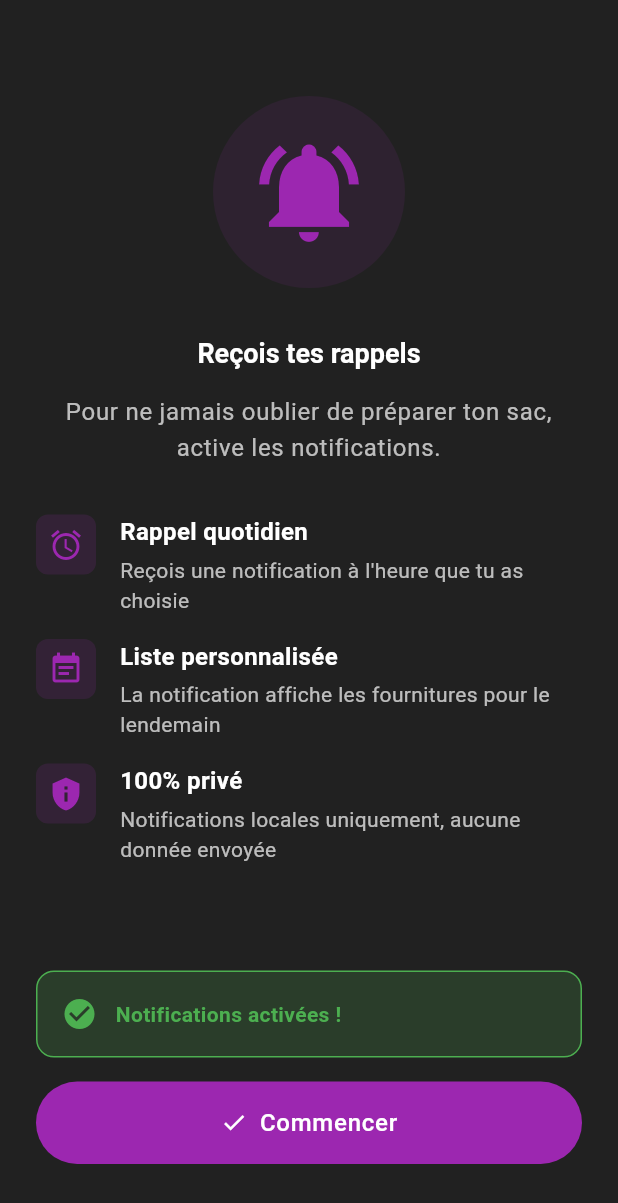
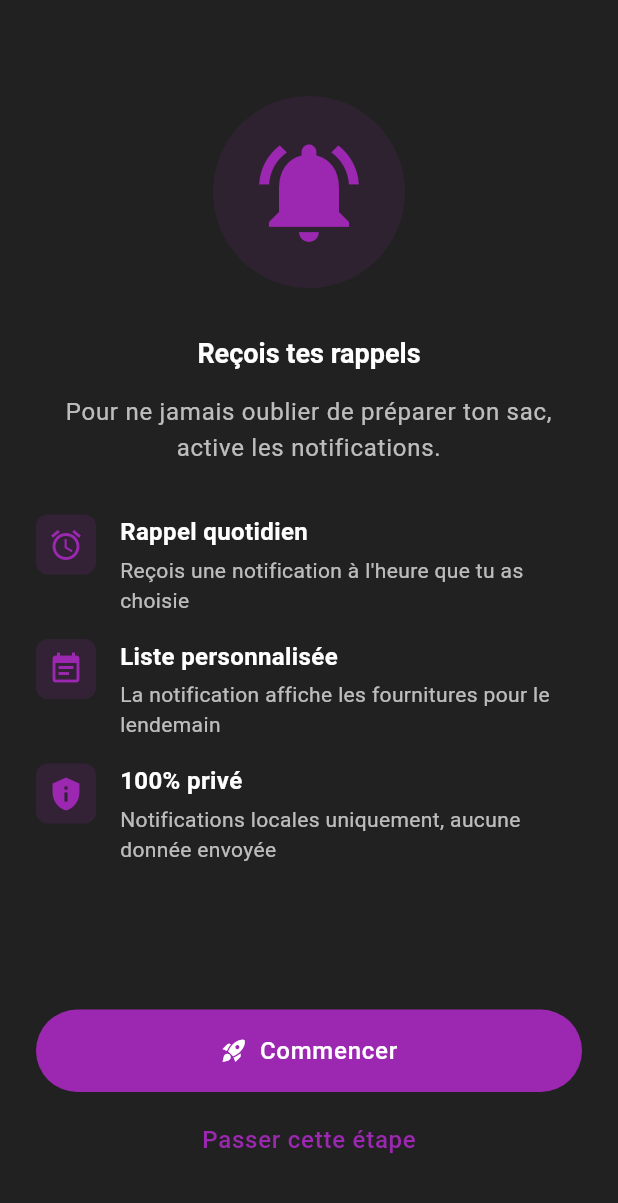
Before and after one commit to kevindjf/dansmonsac, a Flutter app: the OnboardingNotificationPermissionPage screen opened directly, on a phone screen of 412 x 824 dp. Shown: the top 1203 px of the screen. Run offline on Flutter 3.47's test engine with Material 3 defaults, Android fonts, the phone set to English and light mode, and no system bars; our stand-ins replace dartz, flutter_colorpicker, flutter_local_notifications, flutter_riverpod, google_fonts and 4 more; missing offline and left inert: dart:ffi; accounts and stored records are empty; generated files the repository leaves out were written again.

Commit message:
Request notification permission when user clicks 'Commencer'
Simplified notification permission flow in onboarding:
- Single 'Commencer' button that requests notification permission on click
- Permission request happens automatically when starting the app
- Shows informative dialog if permissions not granted
- 'Passer cette étape' button available to skip permission request
- Removed conditional UI states (green/orange status indicators)
- More streamlined and user-friendly onboarding experience

```diff
--- a/features/onboarding/lib/src/presentation/notifications/notification_permission_page.dart
+++ b/features/onboarding/lib/src/presentation/notifications/notification_permission_page.dart
@@ -16,58 +16,27 @@ class OnboardingNotificationPermissionPage extends ConsumerStatefulWidget {
 
 class _OnboardingNotificationPermissionPageState
     extends ConsumerState<OnboardingNotificationPermissionPage> {
-  bool _isRequesting = false;
-  bool? _permissionGranted;
+  bool _isStarting = false;
 
-  @override
-  void initState() {
-    super.initState();
-    _checkCurrentPermission();
-  }
-
-  Future<void> _checkCurrentPermission() async {
-    final canSchedule = await NotificationService.canScheduleExactAlarms();
-    if (mounted) {
+  Future<void> _startApp() async {
     setState(() {
-        _permissionGranted = canSchedule;
-      });
-    }
-  }
-
-  Future<void> _requestPermission() async {
-    setState(() {
-      _isRequesting = true;
+      _isStarting = true;
     });
 
     try {
       // Request permission to schedule exact alarms
       final canSchedule = await NotificationService.canScheduleExactAlarms();
 
-      if (!canSchedule) {
+      if (!canSchedule && mounted) {
         // Show dialog explaining that permissions are required
-        if (mounted) {
-          _showPermissionDialog();
-        }
-      }
-
-      setState(() {
-        _permissionGranted = canSchedule;
-      });
-    } finally {
-      setState(() {
-        _isRequesting = false;
-      });
-    }
-  }
-
-  void _showPermissionDialog() {
-    showDialog(
+        await showDialog(
           context: context,
           builder: (context) => AlertDialog(
-        title: const Text('Autorisation requise'),
+            title: const Text('Autorisation recommandée'),
             content: const Text(
-          'Pour recevoir tes rappels quotidiens, active les notifications dans les paramètres de ton appareil.\n\n'
-          'Paramètres > Applications > DansMonSac > Notifications',
+              'Pour recevoir tes rappels quotidiens, tu peux activer les notifications dans les paramètres de ton appareil.\n\n'
+              'Paramètres > Applications > DansMonSac > Notifications\n\n'
+              'Tu pourras aussi le faire plus tard depuis les paramètres de l\'app.',
             ),
             actions: [
               TextButton(
@@ -79,11 +48,27 @@ class _OnboardingNotificationPermissionPageState
         );
       }
 
-  Future<void> _continueToApp() async {
       // Mark onboarding as completed
       await PreferencesService.setOnboardingCompleted(true);
 
       // Navigate to home using the app's routing system
+      if (mounted) {
+        ref.read(routerDelegateProvider).goToHome();
+      }
+    } finally {
+      if (mounted) {
+        setState(() {
+          _isStarting = false;
+        });
+      }
+    }
+  }
+
+  Future<void> _skipToApp() async {
+    // Mark onboarding as completed without requesting permissions
+    await PreferencesService.setOnboardingCompleted(true);
+
+    // Navigate to home
     if (mounted) {
       ref.read(routerDelegateProvider).goToHome();
     }
@@ -172,64 +157,10 @@ class _OnboardingNotificationPermissionPageState
 
               const Spacer(),
 
-              // Permission status
-              if (_permissionGranted == true)
-                Container(
-                  padding: const EdgeInsets.all(16),
-                  decoration: BoxDecoration(
-                    color: Colors.green.withOpacity(0.2),
-                    borderRadius: BorderRadius.circular(12),
-                    border: Border.all(color: Colors.green, width: 1),
-                  ),
-                  child: Row(
-                    children: [
-                      Icon(Icons.check_circle, color: Colors.green),
-                      const SizedBox(width: 12),
-                      Expanded(
-                        child: Text(
-                          'Notifications activées !',
-                          style: TextStyle(
-                            color: Colors.green,
-                            fontWeight: FontWeight.bold,
-                          ),
-                        ),
-                      ),
-                    ],
-                  ),
-                ),
-
-              if (_permissionGranted == false)
-                Container(
-                  padding: const EdgeInsets.all(16),
-                  decoration: BoxDecoration(
-                    color: Colors.orange.withOpacity(0.2),
-                    borderRadius: BorderRadius.circular(12),
-                    border: Border.all(color: Colors.orange, width: 1),
-                  ),
-                  child: Row(
-                    children: [
-                      Icon(Icons.warning, color: Colors.orange),
-                      const SizedBox(width: 12),
-                      Expanded(
-                        child: Text(
-                          'Active les notifications pour profiter pleinement de l\'app',
-                          style: TextStyle(
-                            color: Colors.orange,
-                            fontSize: 13,
-                          ),
-                        ),
-                      ),
-                    ],
-                  ),
-                ),
-
-              const SizedBox(height: 16),
-
-              // Action buttons
-              if (_permissionGranted != true)
+              // Main button - Start app with notification request
               FilledButton.icon(
-                  onPressed: _isRequesting ? null : _requestPermission,
-                  icon: _isRequesting
+                onPressed: _isStarting ? null : _startApp,
+                icon: _isStarting
                     ? const SizedBox(
                         width: 20,
                         height: 20,
@@ -239,22 +170,10 @@ class _OnboardingNotificationPermissionPageState
                               AlwaysStoppedAnimation<Color>(Colors.white),
                         ),
                       )
-                      : const Icon(Icons.notifications_active),
+                    : const Icon(Icons.rocket_launch),
                 label: Text(
-                    _isRequesting ? 'Vérification...' : 'Activer les notifications',
+                  _isStarting ? 'Démarrage...' : 'Commencer',
                 ),
-                  style: FilledButton.styleFrom(
-                    backgroundColor: accentColor,
-                    foregroundColor: Colors.white,
-                    padding: const EdgeInsets.symmetric(vertical: 16),
-                  ),
-                ),
-
-              if (_permissionGranted == true)
-                FilledButton.icon(
-                  onPressed: _continueToApp,
-                  icon: const Icon(Icons.check),
-                  label: const Text('Commencer'),
                 style: FilledButton.styleFrom(
                   backgroundColor: accentColor,
                   foregroundColor: Colors.white,
@@ -265,9 +184,8 @@ class _OnboardingNotificationPermissionPageState
               const SizedBox(height: 8),
 
               // Skip button
-              if (_permissionGranted != true)
               TextButton(
-                  onPressed: _continueToApp,
+                onPressed: _isStarting ? null : _skipToApp,
                 child: const Text('Passer cette étape'),
               ),
 
```
Lines whose indentation alone changed are shown as unchanged.
